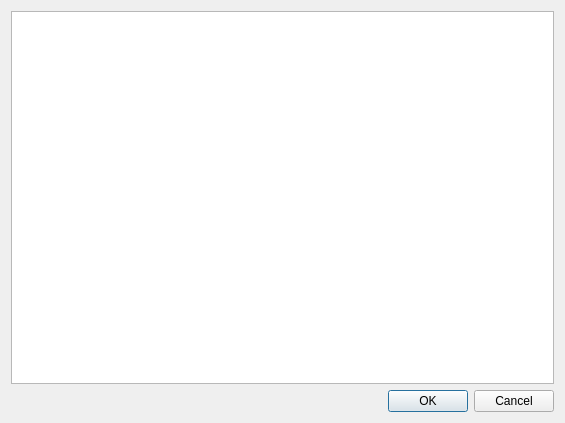
Above: resources/select_files_dialog.ui from zync/zync-maya before the change. Below: the same form after it.
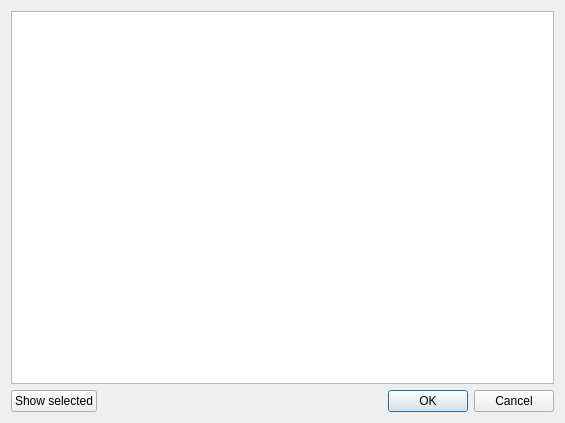
That is the form after the change.

Commit message:
Select dialog amendments #93
added tri-state buttons
revamped selection logic
when directory is selected reporting individual files

b/31081431

Diff of the .ui file:
```diff
--- a/resources/select_files_dialog.ui
+++ b/resources/select_files_dialog.ui
@@ -27,10 +27,47 @@
     <widget class="QTreeView" name="listDirsFiles"/>
    </item>
    <item>
-    <widget class="QDialogButtonBox" name="buttonBox">
-     <property name="standardButtons">
-      <set>QDialogButtonBox::Cancel|QDialogButtonBox::Ok</set>
+    <widget class="QFrame" name="frame">
+     <property name="frameShape">
+      <enum>QFrame::NoFrame</enum>
      </property>
+     <property name="frameShadow">
+      <enum>QFrame::Plain</enum>
+     </property>
+     <layout class="QHBoxLayout" name="horizontalLayout">
+      <property name="leftMargin">
+       <number>0</number>
+      </property>
+      <property name="topMargin">
+       <number>0</number>
+      </property>
+      <property name="rightMargin">
+       <number>0</number>
+      </property>
+      <property name="bottomMargin">
+       <number>0</number>
+      </property>
+      <item>
+       <widget class="QPushButton" name="showSelected">
+        <property name="text">
+         <string>Show selected</string>
+        </property>
+       </widget>
+      </item>
+      <item>
+       <widget class="QDialogButtonBox" name="buttonBox">
+        <property name="sizePolicy">
+         <sizepolicy hsizetype="Expanding" vsizetype="Preferred">
+          <horstretch>0</horstretch>
+          <verstretch>0</verstretch>
+         </sizepolicy>
+        </property>
+        <property name="standardButtons">
+         <set>QDialogButtonBox::Cancel|QDialogButtonBox::Ok</set>
+        </property>
+       </widget>
+      </item>
+     </layout>
     </widget>
    </item>
   </layout>
```
The commit also changes 5 other files.
